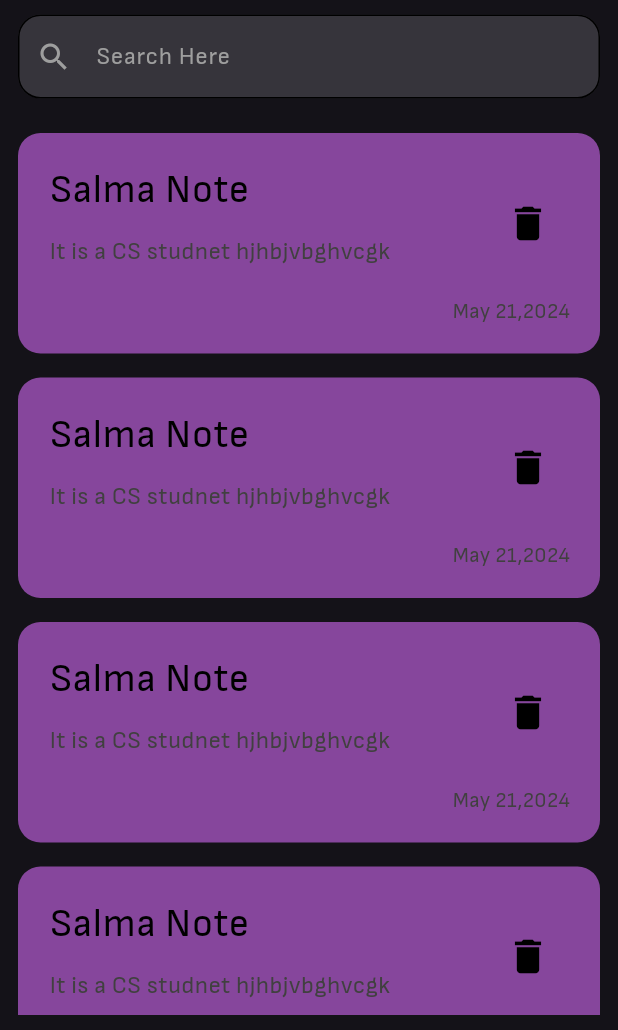
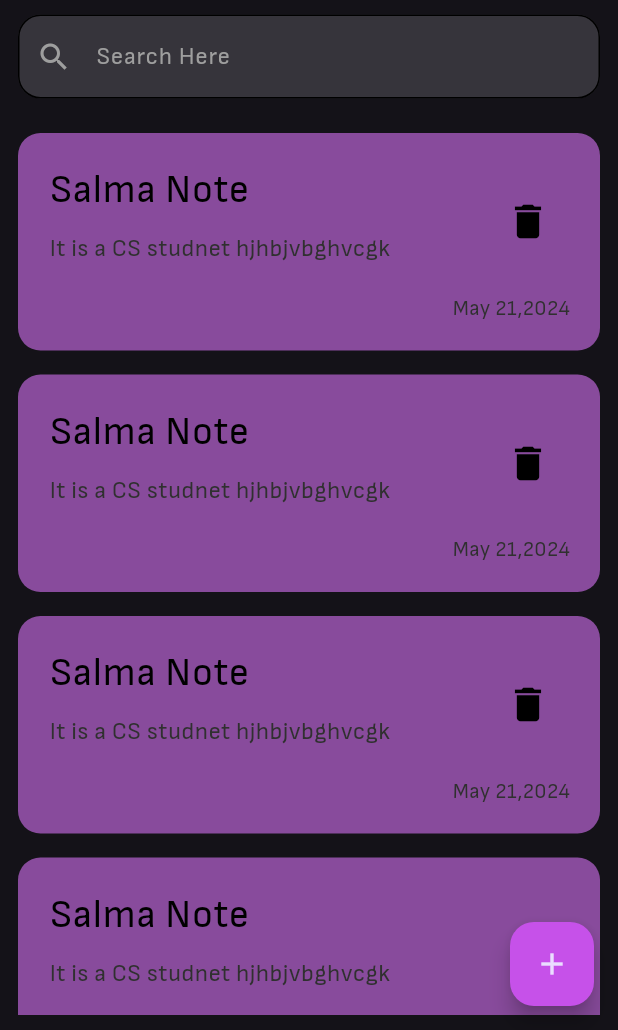
Before and after one commit to salma-elmaghawry/Notes-App, a Flutter app: the screen it shows after launch, on a phone screen of 412 x 824 dp, the part 206-1236 px from its top. Run offline on Flutter 3.47's test engine with Material 3 defaults, Android fonts, the phone set to English and light mode, and no system bars; project files that could hold a hidden picture were left out.

Commit message:
create floatingactionbutton

```diff
--- a/lib/Presentation/views/Notes_view.dart
+++ b/lib/Presentation/views/Notes_view.dart
@@ -1,14 +1,20 @@
 import 'package:flutter/material.dart';
 import 'package:notes/Presentation/widgets/notes_view_body.dart';
+import 'package:notes/helper/constants.dart';
 
 class NotesView extends StatelessWidget {
   const NotesView({super.key});
 
   @override
   Widget build(BuildContext context) {
-    return  const Scaffold(
-      body:const  NotesViewBody(),
-
+    return Scaffold(
+      floatingActionButton: FloatingActionButton(
+        //shape: const CircleBorder(),
+        onPressed: () {},
+        child: Icon(Icons.add),
+        backgroundColor: primaryColor,
+      ),
+      body: const NotesViewBody(),
     );
   }
 }
--- a/lib/Presentation/widgets/note_item.dart
+++ b/lib/Presentation/widgets/note_item.dart
@@ -1,4 +1,5 @@
 import 'package:flutter/material.dart';
+import 'package:notes/helper/constants.dart';
 
 class NoteItem extends StatelessWidget {
   NoteItem({required this.color, super.key});
@@ -21,11 +22,11 @@ class NoteItem extends StatelessWidget {
                 style: TextStyle(color: Colors.black, fontSize: 26),
               ),
               subtitle:const  Padding(
-                padding:  EdgeInsets.only(top: 10,bottom: 10),
+                padding:  EdgeInsets.only(top: 8,bottom: 10),
                 child:  Text(
                   "It is a CS studnet hjhbjvbghvcgk ",
                   style: TextStyle(
-                    color: Color.fromARGB(255, 65, 64, 64),
+                    color: grey,
                     fontSize: 16,
                   ),
                 ),
@@ -41,7 +42,7 @@ class NoteItem extends StatelessWidget {
               padding:  EdgeInsets.only(right: 20),
               child:  Text(
                 "May 21,2024",
-                style: TextStyle(color: Color.fromARGB(255, 65, 64, 64),),
+                style: TextStyle(color: grey,),
               ),
             ),
           ],
--- a/lib/Presentation/widgets/notes_list_view.dart
+++ b/lib/Presentation/widgets/notes_list_view.dart
@@ -4,14 +4,19 @@ import 'package:notes/helper/constants.dart';
 
 class NotesListView extends StatelessWidget {
   const NotesListView({super.key});
+  final data = const [
+    Color.fromARGB(255, 136, 75, 156),
+  ];
 
   @override
   Widget build(BuildContext context) {
-    return ListView.builder(itemBuilder: (context, index) {
-      return Padding(
-        padding: const EdgeInsets.symmetric(vertical: 8.0),
-        child: NoteItem(color: secColor1),
-      );
-    });
+    return ListView.builder(
+        padding: EdgeInsets.zero,
+        itemBuilder: (context, index) {
+          return Padding(
+            padding: const EdgeInsets.symmetric(vertical: 8.0),
+            child: NoteItem(color: secColor1),
+          );
+        });
   }
 }
--- a/lib/helper/constants.dart
+++ b/lib/helper/constants.dart
@@ -2,7 +2,7 @@ import 'package:flutter/material.dart';
 
 const primaryColor = Color.fromARGB(255, 198, 81, 233);
 
-const secColor1 = Color(0xff86469C);
+const secColor1 = Color.fromARGB(255, 136, 75, 156);
 const secColor2 = Color(0xffBC7FCD);
 const secColor3 = Color.fromARGB(255, 214, 172, 197);
 //const secColor4 = Color(0xffFFCDEA);
@@ -10,6 +10,7 @@ const secColor5 = Color.fromARGB(255, 221, 179, 210);
 const secColor6 = Color.fromARGB(255, 149, 113, 180);
 const secColor7 = const Color.fromARGB(255, 177, 141, 179);
 const secColor8 = Color.fromARGB(255, 192, 139, 209);
+const grey = Color.fromARGB(255, 48, 48, 48);
   /**
    *
    * 2
```
